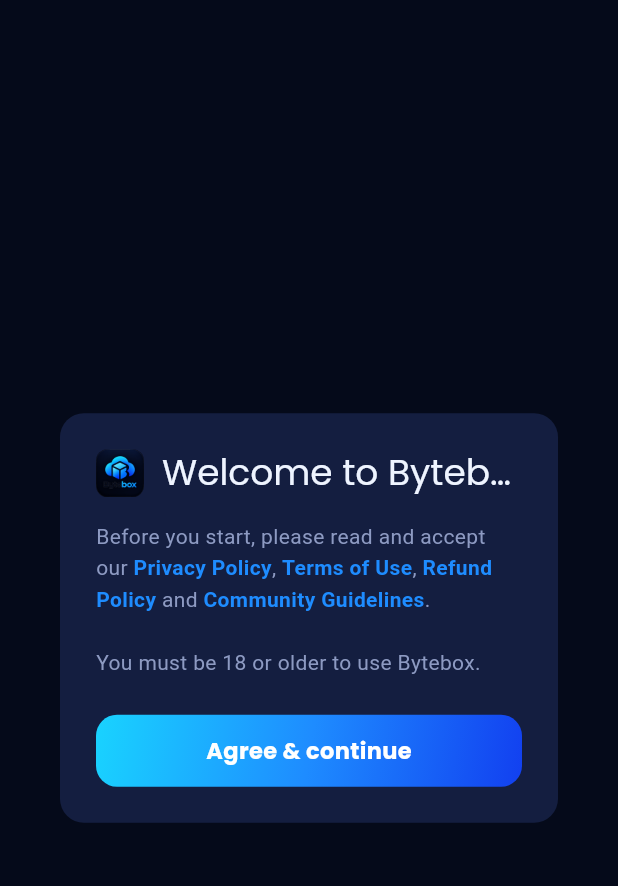
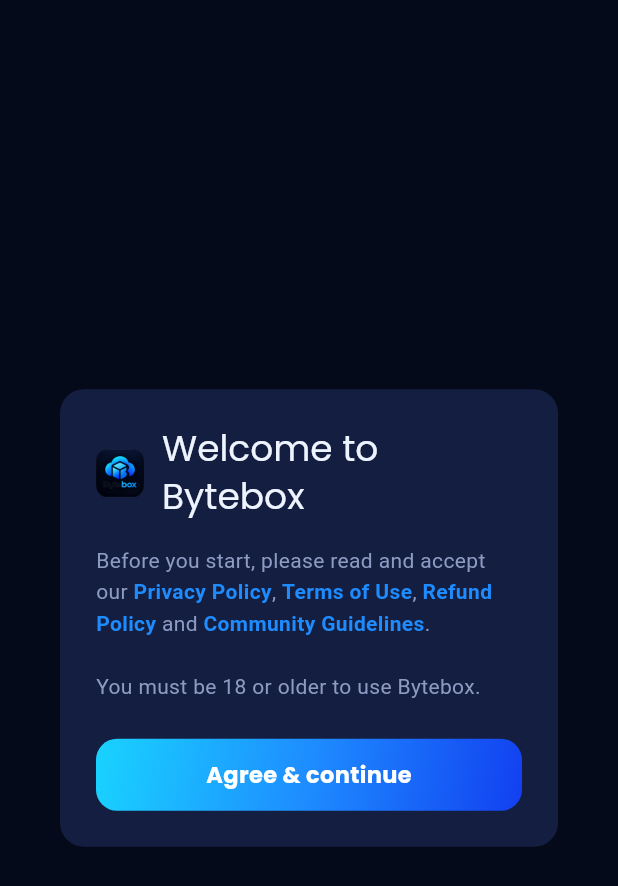
Before and after one commit to cspreeinfotech-web/bytebox, a Flutter app: the _ConsentDialog widget shown alone on an empty page, opened directly, on a phone screen of 412 x 824 dp. Shown: the top 886 px of the screen. Run offline on Flutter 3.47's test engine with Material 3 defaults, Android fonts, the phone set to English and light mode, and no system bars; our stand-ins replace shared_preferences, supabase_flutter, video_player; accounts and stored records are empty.

```diff
--- a/mobile/lib/screens/consent_dialog.dart
+++ b/mobile/lib/screens/consent_dialog.dart
@@ -34,7 +34,7 @@ class _ConsentDialogState extends State<_ConsentDialog> {
       title: const Row(children: [
         BrandMark(size: 32),
         SizedBox(width: 12),
-        Flexible(child: Text('Welcome to Bytebox', overflow: TextOverflow.ellipsis)),
+        Flexible(child: Text('Welcome to Bytebox')),
       ]),
       content: Text.rich(
         TextSpan(
```
Also changed, not shown: 3 other files.
